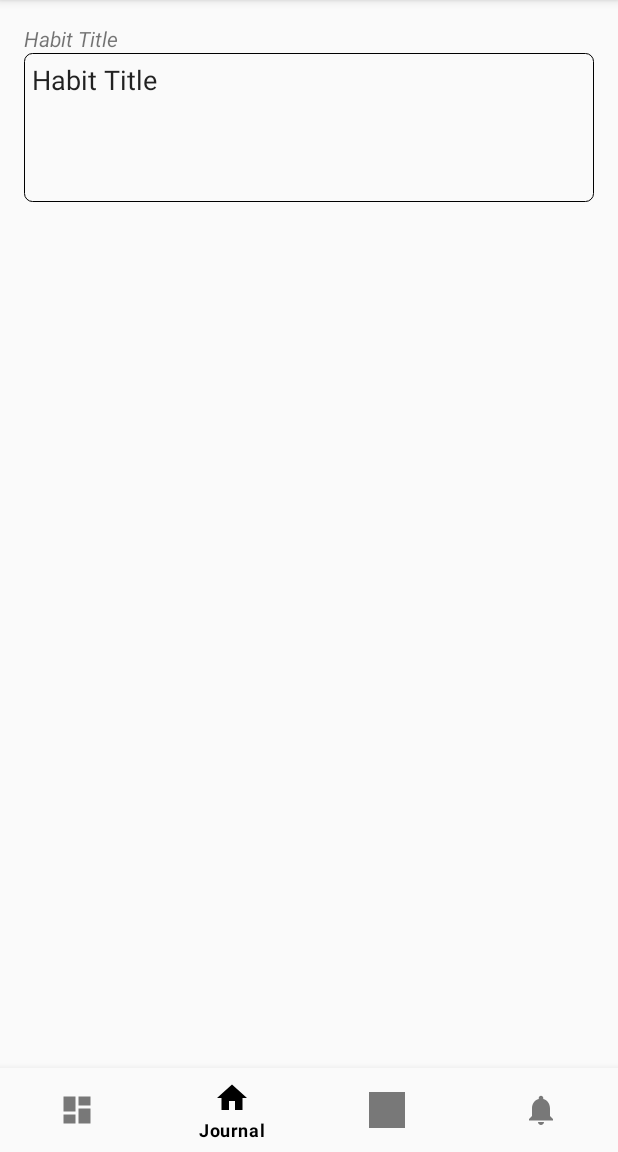
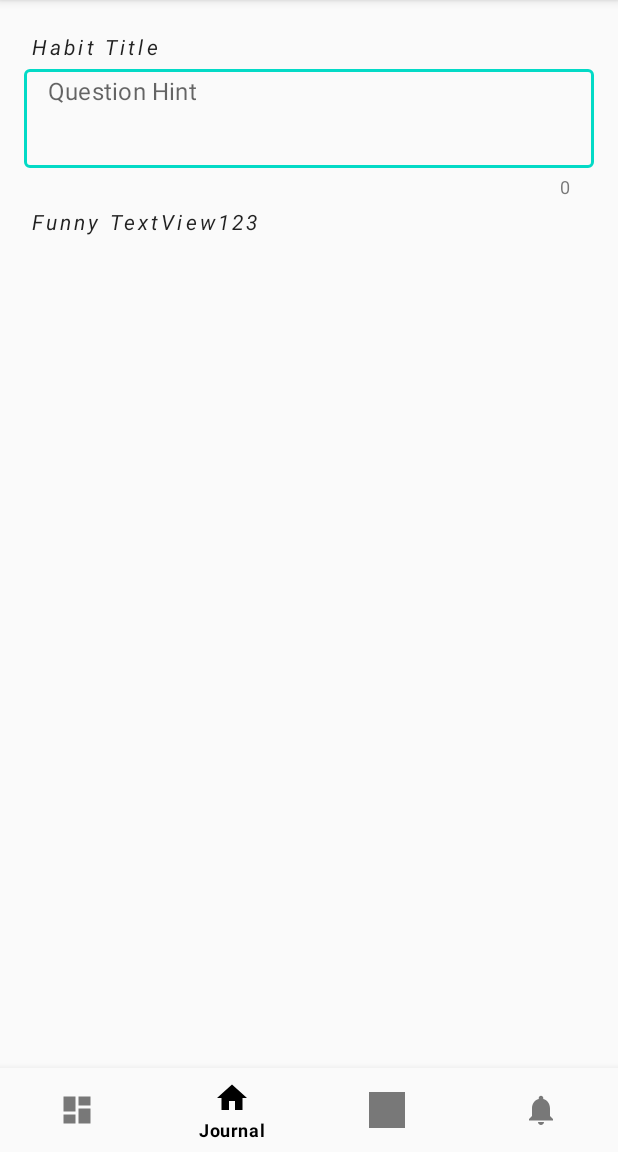
Before and after one commit to dkahir/Life-Mastery, an Android app: the AddHabitFragment screen opened directly, with no data from a screen before it, on a phone screen of 412 x 824 dp, the part 84-1236 px from its top. Run offline under Robolectric (Android 15) with nearby library versions, the phone set to English and light mode, and no system bars; our stand-ins replace Dagger/Hilt's generated code, RxJava; 2 statements that could not run were skipped.

Commit message:
Custom questionview and other custome component

```diff
--- /dev/null
+++ b/app/src/main/java/com/devahir/mastery/ui/component/MasteryButton.kt
@@ -0,0 +1,26 @@
+package com.devahir.mastery.ui.component
+
+import android.content.Context
+import android.util.AttributeSet
+import android.util.TypedValue
+import com.devahir.mastery.R
+import com.google.android.material.button.MaterialButton
+
+class MasteryButton : MaterialButton {
+    constructor(context: Context) : this(context, null)
+    constructor(context: Context, attrs: AttributeSet?) : this(context, attrs, 0)
+
+    constructor(context: Context, attrs: AttributeSet?, defStyleAttr: Int) : super(
+        context,
+        attrs,
+        defStyleAttr
+    )
+
+    init {
+        val outValue = TypedValue()
+        resources.getValue(R.dimen.letter_spacing, outValue, true)
+        val letterSpacingValue = outValue.float
+        letterSpacing = letterSpacingValue
+        setLineSpacing(resources.getDimensionPixelSize(R.dimen.line_spacing).toFloat(), 1.0f)
+    }
+}
--- /dev/null
+++ b/app/src/main/java/com/devahir/mastery/ui/component/MasteryEditText.kt
@@ -0,0 +1,26 @@
+package com.devahir.mastery.ui.component
+
+import android.content.Context
+import android.util.AttributeSet
+import android.util.TypedValue
+import com.devahir.mastery.R
+import com.google.android.material.textfield.TextInputEditText
+
+class MasteryEditText : TextInputEditText {
+    constructor(context: Context) : this(context, null)
+    constructor(context: Context, attrs: AttributeSet?) : this(context, attrs, 0)
+
+    constructor(context: Context, attrs: AttributeSet?, defStyleAttr: Int) : super(
+        context,
+        attrs,
+        defStyleAttr
+    )
+
+    init {
+        val outValue = TypedValue()
+        resources.getValue(R.dimen.letter_spacing, outValue, true)
+        val letterSpacingValue = outValue.float
+        letterSpacing = letterSpacingValue
+        setLineSpacing(resources.getDimensionPixelSize(R.dimen.line_spacing).toFloat(), 1.0f)
+    }
+}
--- /dev/null
+++ b/app/src/main/java/com/devahir/mastery/ui/component/MasteryTextView.kt
@@ -0,0 +1,27 @@
+package com.devahir.mastery.ui.component
+
+import android.content.Context
+import android.util.AttributeSet
+import android.util.TypedValue
+import com.devahir.mastery.R
+import com.google.android.material.textview.MaterialTextView
+
+class MasteryTextView : MaterialTextView {
+    constructor(context: Context) : this(context, null)
+    constructor(context: Context, attrs: AttributeSet?) : this(context, attrs, 0)
+
+    constructor(context: Context, attrs: AttributeSet?, defStyleAttr: Int) : super(
+        context,
+        attrs,
+        defStyleAttr
+    )
+
+    init {
+        val outValue = TypedValue()
+        resources.getValue(R.dimen.letter_spacing, outValue, true)
+        val letterSpacingValue = outValue.float
+        letterSpacing = letterSpacingValue
+        setLineSpacing(resources.getDimensionPixelSize(R.dimen.line_spacing).toFloat(), 1.0f)
+    }
+
+}
--- /dev/null
+++ b/app/src/main/java/com/devahir/mastery/ui/component/QuestionView.kt
@@ -0,0 +1,40 @@
+package com.devahir.mastery.ui.component
+
+import android.content.Context
+import android.util.AttributeSet
+import android.view.LayoutInflater
+import androidx.constraintlayout.widget.ConstraintLayout
+import com.devahir.mastery.R
+import com.google.android.material.textfield.TextInputLayout
+
+class QuestionView : ConstraintLayout {
+    constructor(context: Context) : this(context, null)
+    constructor(context: Context, attrs: AttributeSet?) : this(context, attrs, 0)
+
+    constructor(context: Context, attrs: AttributeSet?, defStyleAttr: Int) : super(
+        context,
+        attrs,
+        defStyleAttr
+    ) {
+
+    }
+
+    init {
+        LayoutInflater.from(context)
+            .inflate(R.layout.question_view, this, true)
+        //addView(view)
+       // hint = ""
+    }
+
+    public fun setQuestionHint(hint: String) {
+        //editText?.hint = hint
+    }
+
+    public fun setQuestion(question: String) {
+        //editText?.setText(question)
+    }
+
+    public fun setQuestionMaxLine(lines: Int) {
+        // editText?.maxLines = lines
+    }
+}
--- a/app/src/main/res/drawable/ic_line.xml
+++ b/app/src/main/res/drawable/ic_line.xml
@@ -3,5 +3,5 @@
     <stroke
         android:width="0.5dp"
         android:color="@color/colorPrimary" />
-                                                                                                     <corners android:radius="5dp" />
+    <corners android:radius="5dp" />
 </shape>
--- a/app/src/main/res/layout/content_main_add_habit.xml
+++ b/app/src/main/res/layout/content_main_add_habit.xml
@@ -2,7 +2,6 @@
 <merge xmlns:android="http://schemas.android.com/apk/res/android"
     xmlns:app="http://schemas.android.com/apk/res-auto"
     xmlns:tools="http://schemas.android.com/tools">
-
 
     <androidx.constraintlayout.widget.ConstraintLayout
         android:layout_width="match_parent"
@@ -11,7 +10,7 @@
         app:layout_behavior="@string/appbar_scrolling_view_behavior"
         tools:context=".ui.detail.LetterDetailActivity">
 
-        <com.google.android.material.textview.MaterialTextView
+        <com.devahir.mastery.ui.component.QuestionView
             android:id="@+id/subject"
             android:layout_width="0dp"
             android:layout_height="wrap_content"
@@ -22,21 +21,37 @@
             app:layout_constraintTop_toTopOf="parent"
             tools:text="Habit Title" />
 
-        <com.google.android.material.textfield.TextInputEditText
+        <!--<com.google.android.material.textfield.TextInputLayout
             android:id="@+id/content"
+            style="@style/TextInputLayoutStyle"
             android:layout_width="0dp"
             android:layout_height="wrap_content"
+            android:layout_marginTop="10dp"
+            android:autofillHints=""
             android:background="@drawable/ic_line"
             android:gravity="start"
+            android:hint="Habit Title"
+            android:lines="4"
             android:padding="5dp"
-            android:lines="4"
-            android:text="Habit Title"
             android:textAlignment="viewStart"
+            app:hintTextAppearance="@style/TextAppearance.App.TextInputLayout"
+            app:hintTextColor="@color/colorAccent"
             app:layout_constraintEnd_toEndOf="parent"
             app:layout_constraintStart_toStartOf="parent"
             app:layout_constraintTop_toBottomOf="@+id/subject"
-            tools:text="Habit Title" />
+            app:passwordToggleEnabled="true"
+            tools:text="Habit Title">
 
+            <com.google.android.material.textfield.TextInputEditText
+                android:id="@+id/password_textInputEditText"
+                android:layout_width="match_parent"
+                android:layout_height="wrap_content"
+                android:hint="Password"
+                android:inputType="textPassword"
+                android:singleLine="true"
+                android:textColor="@color/black"
+                android:textSize="16sp" />
 
+        </com.google.android.material.textfield.TextInputLayout>-->
     </androidx.constraintlayout.widget.ConstraintLayout>
 </merge>
--- a/app/src/main/res/layout/question_view.xml
+++ b/app/src/main/res/layout/question_view.xml
@@ -1,36 +1,65 @@
 <?xml version="1.0" encoding="utf-8"?>
-<androidx.constraintlayout.widget.ConstraintLayout xmlns:android="http://schemas.android.com/apk/res/android"
+<merge xmlns:android="http://schemas.android.com/apk/res/android"
     xmlns:app="http://schemas.android.com/apk/res-auto"
     xmlns:tools="http://schemas.android.com/tools"
     android:layout_width="match_parent"
     android:layout_height="match_parent"
-    android:padding="16dp"
     app:layout_behavior="@string/appbar_scrolling_view_behavior"
     tools:context=".ui.habit.add.AddHabitActivity">
 
-    <com.google.android.material.textview.MaterialTextView
+    <com.devahir.mastery.ui.component.MasteryTextView
         android:id="@+id/subject"
         android:layout_width="0dp"
         android:layout_height="wrap_content"
+        android:padding="5dp"
         android:text="Habit Title"
         android:textStyle="italic"
         app:layout_constraintEnd_toEndOf="parent"
         app:layout_constraintStart_toStartOf="parent"
         app:layout_constraintTop_toTopOf="parent"
-        tools:text="Habit Title" />
+        tools:text="Habit Title123" />
 
-    <com.google.android.material.textfield.TextInputEditText
-        android:id="@+id/content"
+    <com.google.android.material.textfield.TextInputLayout
+        android:id="@+id/answer_textInputLayout"
+        style="@style/TextInputLayoutStyle"
         android:layout_width="0dp"
         android:layout_height="wrap_content"
-        android:background="@drawable/ic_line"
+        android:autofillHints=""
         android:gravity="start"
-        android:hint="Habit Title"
-        android:lines="4"
-        android:padding="5dp"
         android:textAlignment="viewStart"
+        app:counterEnabled="true"
+        app:hintEnabled="false"
+        app:hintTextAppearance="@style/TextAppearance.App.TextInputLayout"
+        app:hintTextColor="@color/colorAccent"
         app:layout_constraintEnd_toEndOf="parent"
         app:layout_constraintStart_toStartOf="parent"
-        app:layout_constraintTop_toBottomOf="@+id/subject"
-        tools:text="Habit Title" />
-</androidx.constraintlayout.widget.ConstraintLayout>
+        app:layout_constraintTop_toBottomOf="@+id/subject">
+
+        <com.google.android.material.textfield.TextInputEditText
+            android:id="@+id/answer_textInputEditText"
+            android:layout_width="match_parent"
+            android:layout_height="wrap_content"
+            android:gravity="start"
+            android:hint="Question Hint "
+            android:inputType="textMultiLine"
+            android:lines="3"
+            android:maxLines="5"
+            android:paddingTop="3dp"
+            android:paddingBottom="3dp"
+            android:textColor="@color/black"
+            android:textSize="16sp" />
+
+    </com.google.android.material.textfield.TextInputLayout>
+
+    <com.devahir.mastery.ui.component.MasteryEditText
+        android:id="@+id/funny_text_view"
+        android:layout_width="0dp"
+        android:layout_height="wrap_content"
+        android:padding="5dp"
+        android:text="Funny TextView123"
+        android:textStyle="italic"
+        app:layout_constraintEnd_toEndOf="parent"
+        app:layout_constraintStart_toStartOf="parent"
+        app:layout_constraintTop_toBottomOf="@id/answer_textInputLayout"
+        tools:text="Habit Title123" />
+</merge>
--- a/app/src/main/res/values/dimens.xml
+++ b/app/src/main/res/values/dimens.xml
@@ -2,4 +2,6 @@
     <!-- Default screen margins, per the Android Design guidelines. -->
     <dimen name="activity_horizontal_margin">16dp</dimen>
     <dimen name="activity_vertical_margin">16dp</dimen>
+    <dimen name="line_spacing">1dp</dimen>
+    <item name="letter_spacing" format="float" type="dimen">0.15</item>
 </resources>
```
